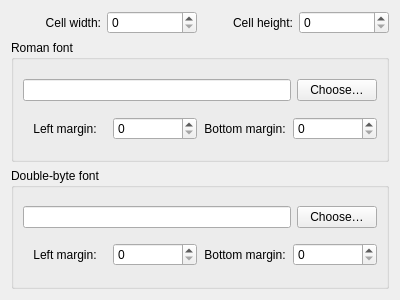
Old version of the form src/PreferencesFont.ui in the repository uranusjr/Qelly.
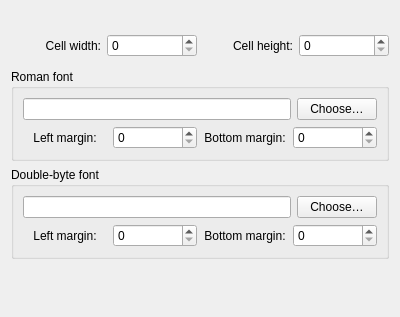
New version of the form.

The edit to the form file:
```diff
--- a/src/PreferencesFont.ui
+++ b/src/PreferencesFont.ui
@@ -7,13 +7,26 @@
     <x>0</x>
     <y>0</y>
     <width>400</width>
-    <height>300</height>
+    <height>317</height>
    </rect>
   </property>
   <property name="windowTitle">
    <string>Form</string>
   </property>
-  <layout class="QVBoxLayout" name="verticalLayout">
+  <layout class="QVBoxLayout" name="verticalLayout" stretch="1,0,0,0,0,2">
+   <item>
+    <spacer name="verticalSpacer">
+     <property name="orientation">
+      <enum>Qt::Vertical</enum>
+     </property>
+     <property name="sizeHint" stdset="0">
+      <size>
+       <width>20</width>
+       <height>0</height>
+      </size>
+     </property>
+    </spacer>
+   </item>
    <item>
     <layout class="QHBoxLayout" name="horizontalLayout">
      <item>
@@ -44,6 +57,9 @@
      </item>
     </layout>
    </item>
+   <item>
+    <widget class="QWidget" name="widget" native="true"/>
+   </item>
    <item>
     <widget class="QGroupBox" name="groupBox">
      <property name="title">
@@ -182,6 +198,19 @@
      </layout>
     </widget>
    </item>
+   <item>
+    <spacer name="verticalSpacer_2">
+     <property name="orientation">
+      <enum>Qt::Vertical</enum>
+     </property>
+     <property name="sizeHint" stdset="0">
+      <size>
+       <width>20</width>
+       <height>40</height>
+      </size>
+     </property>
+    </spacer>
+   </item>
   </layout>
  </widget>
  <resources/>
```
